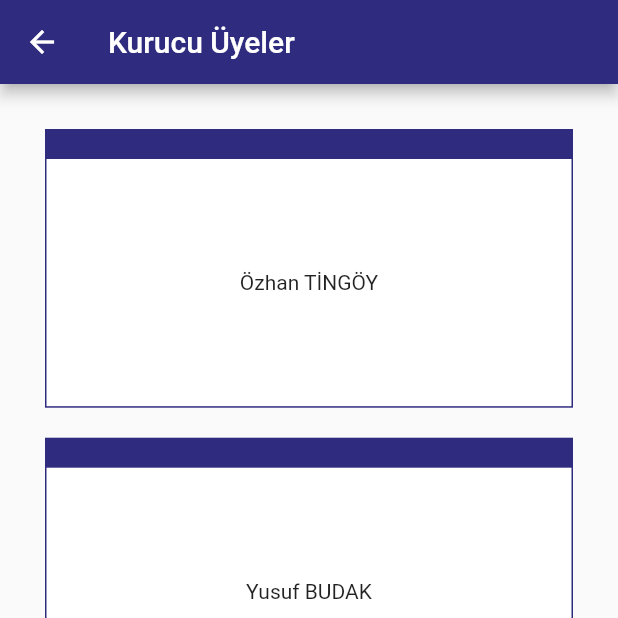
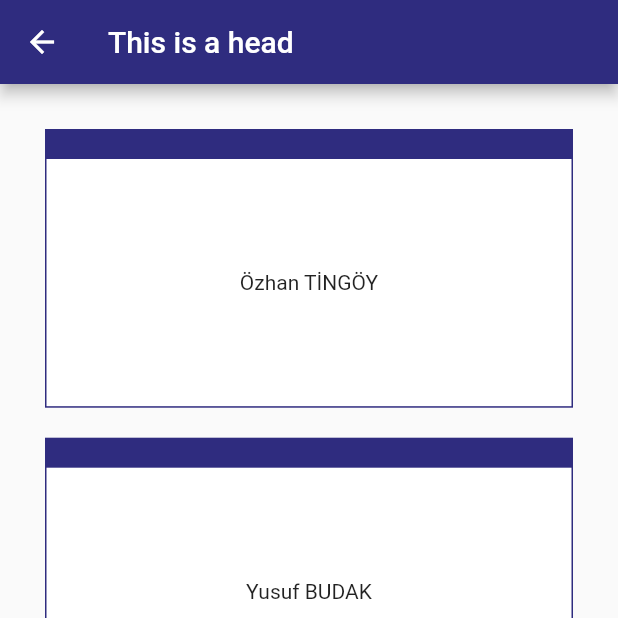
Before and after one commit to yakupbilgen/abilar.org, a Flutter app: the FoundingMembers screen opened by its route, on a phone screen of 412 x 824 dp, the top half of it. Run offline on Flutter 3.47's test engine with Material 2 defaults, Android fonts, the light colour scheme and no system bars; our stand-ins replace flutter_html, font_awesome_flutter, google_maps_flutter, share.

Commit message:
inherited widget development

```diff
--- a/lib/screens/charter_screen.dart
+++ b/lib/screens/charter_screen.dart
@@ -1,7 +1,7 @@
 import 'package:flutter/material.dart';
-import 'package:http/http.dart' as http;
 import 'package:flutter/services.dart';
 import 'package:flutter_html/flutter_html.dart';
+import 'package:http/http.dart' as http;
 
 class CharterScreen extends StatefulWidget {
   @override
--- a/lib/screens/founding_members_screen.dart
+++ b/lib/screens/founding_members_screen.dart
@@ -1,3 +1,4 @@
+import 'package:abilar/widget/ata_widget.dart';
 import 'package:flutter/material.dart';
 
 import '../widget/founding_members_widget.dart';
@@ -17,7 +18,7 @@ class FoundingMembers extends StatelessWidget {
   Widget build(BuildContext context) {
     return Scaffold(
       appBar: AppBar(
-        title: Text('Kurucu Üyeler'),
+        title: Text(AtaWidget.of(context).head),
       ),
       body: Padding(
         padding: EdgeInsets.all(20),
--- /dev/null
+++ b/lib/widget/ata_widget.dart
@@ -0,0 +1,16 @@
+import 'package:flutter/material.dart';
+
+class AtaWidget extends InheritedWidget {
+  final String head = "This is a head";
+  final String afterMath;
+
+  AtaWidget({Key key, @required Widget child, this.afterMath})
+      : super(key: key, child: child);
+
+  static AtaWidget of(BuildContext context) {
+    return context.dependOnInheritedWidgetOfExactType();
+  }
+
+  @override
+  bool updateShouldNotify(covariant InheritedWidget oldWidget) => true;
+}
--- a/lib/widget/inherited_widget.dart
+++ /dev/null
@@ -1 +0,0 @@
-import 'package:flutter/material.dart';
```
Also changed, not shown: lib/main.dart (+7 -1 lines).
